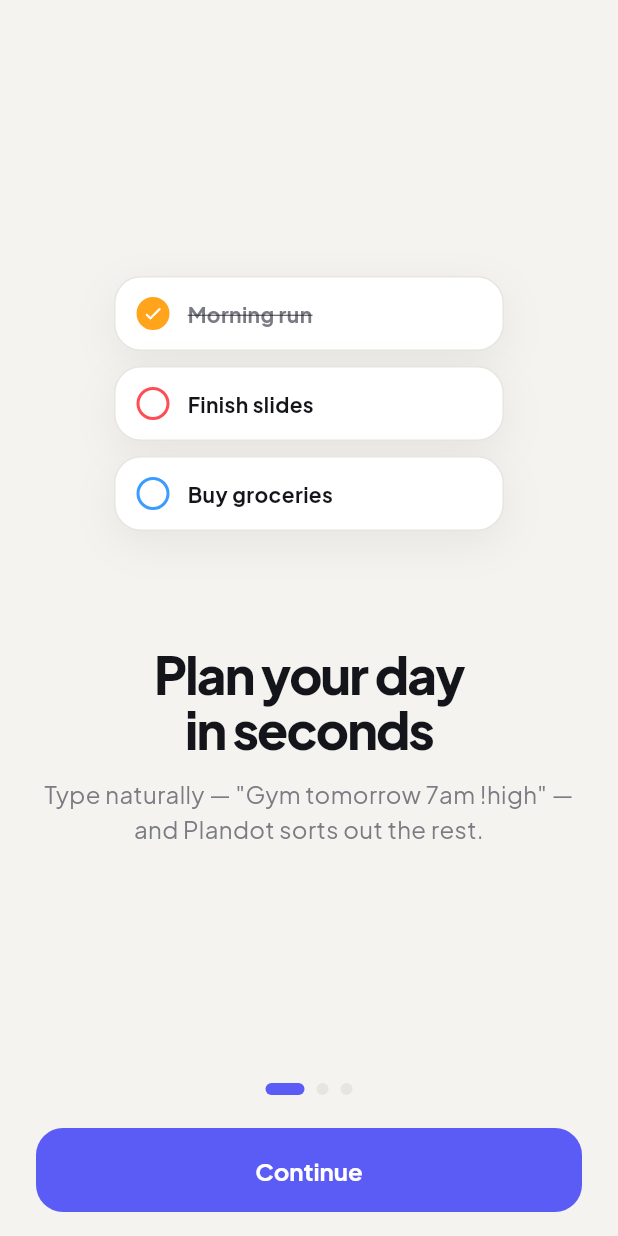
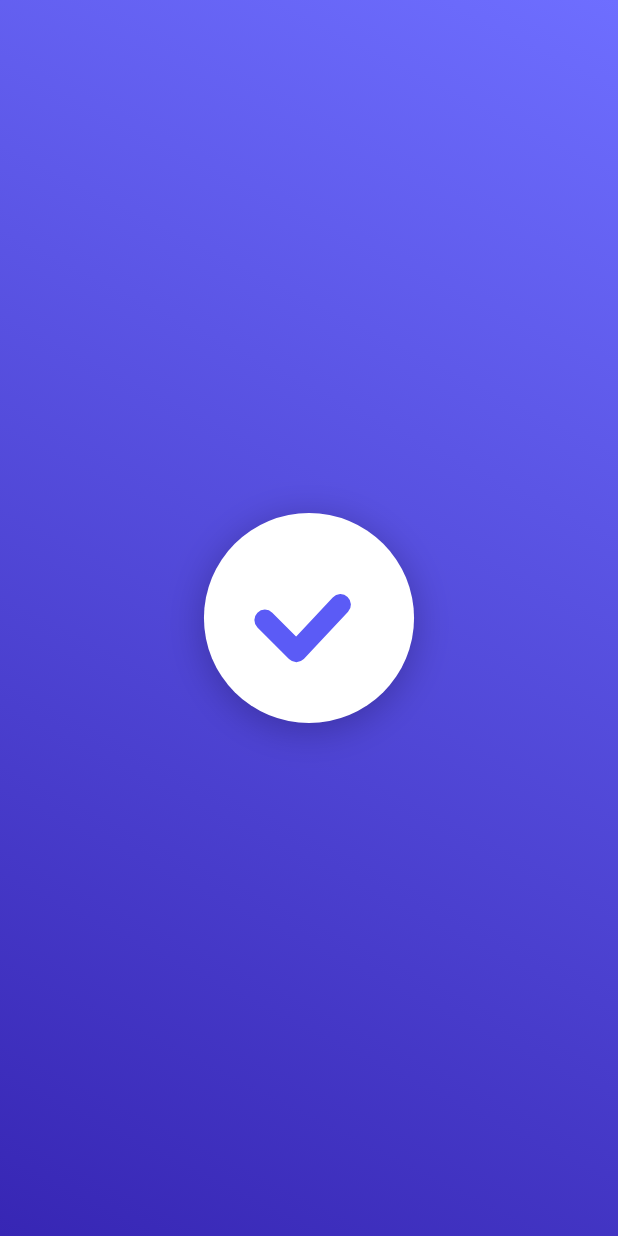
Before and after one commit to Swalih60/Plandot, a Flutter app: the first screen one second after launch, on a phone screen of 412 x 824 dp. Run offline on Flutter 3.47's test engine with Material 3 defaults, Android fonts, the phone set to English and light mode, and no system bars; our stand-ins replace cupertino_ui, file_picker, flutter_animate, flutter_local_notifications, flutter_timezone, material_ui and 2 more; missing offline and left inert: purchases_flutter.

Commit message:
Animated splash intro, adaptive and themed icons, distinct typography

```diff
--- a/lib/main.dart
+++ b/lib/main.dart
@@ -9,6 +9,7 @@ import 'services/reminders.dart';
 import 'ui/focus_screen.dart';
 import 'ui/home_screen.dart';
 import 'ui/onboarding_screen.dart';
+import 'ui/splash.dart';
 import 'ui/stats_screen.dart';
 import 'ui/task_editor.dart';
 import 'ui/theme.dart';
@@ -43,7 +44,8 @@ class _EditShotState extends State<_EditShot> {
   void initState() {
     super.initState();
     WidgetsBinding.instance.addPostFrameCallback(
-        (_) => showTaskEditor(context, task: widget.task, day: widget.day));
+      (_) => showTaskEditor(context, task: widget.task, day: widget.day),
+    );
   }
 
   @override
@@ -76,7 +78,8 @@ class TicklistApp extends StatelessWidget {
       child: Consumer2<TaskStore, ProService>(
         builder: (context, s, p, _) {
           // Premium themes fall back to the default if Pro lapses.
-          final accent = accents[p.isPro ? s.accent.clamp(0, accents.length - 1) : 0].$2;
+          final accent =
+              accents[p.isPro ? s.accent.clamp(0, accents.length - 1) : 0].$2;
           return MaterialApp(
             title: AppConfig.appName,
             debugShowCheckedModeBanner: false,
@@ -87,12 +90,16 @@ class TicklistApp extends StatelessWidget {
               AppThemeMode.light => ThemeMode.light,
               AppThemeMode.dark => ThemeMode.dark,
             },
-            home: _shotScreen(s) ?? AnimatedSwitcher(
-              duration: const Duration(milliseconds: 500),
-              child: s.onboarded
-                  ? const HomeScreen(key: ValueKey('home'))
-                  : const OnboardingScreen(key: ValueKey('onboarding')),
-            ),
+            home:
+                _shotScreen(s) ??
+                SplashGate(
+                  child: AnimatedSwitcher(
+                    duration: const Duration(milliseconds: 500),
+                    child: s.onboarded
+                        ? const HomeScreen(key: ValueKey('home'))
+                        : const OnboardingScreen(key: ValueKey('onboarding')),
+                  ),
+                ),
           );
         },
       ),
--- /dev/null
+++ b/lib/ui/splash.dart
@@ -0,0 +1,230 @@
+import 'dart:math' as math;
+
+import 'package:flutter/services.dart';
+import 'package:material_ui/material_ui.dart';
+
+/// Animated intro shown once per launch, right after the native splash.
+/// The white dot springs in, the tick draws itself, the red dot drops in
+/// with a bounce, the name slides up, then the white circle expands to fill
+/// the screen and dissolves into the app underneath.
+class SplashGate extends StatefulWidget {
+  const SplashGate({super.key, required this.child});
+  final Widget child;
+
+  @override
+  State<SplashGate> createState() => _SplashGateState();
+}
+
+class _SplashGateState extends State<SplashGate>
+    with SingleTickerProviderStateMixin {
+  late final AnimationController _c = AnimationController(
+    vsync: this,
+    duration: const Duration(milliseconds: 2200),
+  );
+  bool _done = false;
+
+  @override
+  void initState() {
+    super.initState();
+    _c.addStatusListener((s) {
+      if (s == AnimationStatus.completed && mounted) {
+        setState(() => _done = true);
+      }
+    });
+    WidgetsBinding.instance.addPostFrameCallback((_) {
+      if (!mounted) return;
+      if (MediaQuery.disableAnimationsOf(context)) {
+        setState(() => _done = true);
+      } else {
+        _c.forward();
+        Future.delayed(
+          const Duration(milliseconds: 700),
+          () => HapticFeedback.mediumImpact(),
+        );
+      }
+    });
+  }
+
+  @override
+  void dispose() {
+    _c.dispose();
+    super.dispose();
+  }
+
+  @override
+  Widget build(BuildContext context) {
+    return Stack(
+      fit: StackFit.expand,
+      children: [
+        widget.child,
+        if (!_done)
+          AnimatedBuilder(
+            animation: _c,
+            builder: (context, _) => _SplashFrame(t: _c.value),
+          ),
+      ],
+    );
+  }
+}
+
+const _indigo = Color(0xFF5B5BF6);
+const _deep = Color(0xFF3726B4);
+const _coral = Color(0xFFFF4D57);
+
+double _iv(double t, double a, double b, [Curve c = Curves.linear]) =>
+    c.transform(((t - a) / (b - a)).clamp(0.0, 1.0));
+
+class _SplashFrame extends StatelessWidget {
+  const _SplashFrame({required this.t});
+  final double t;
+
+  @override
+  Widget build(BuildContext context) {
+    final size = MediaQuery.sizeOf(context);
+    final dot = math.min(size.width * 0.34, 150.0);
+    final textIn = _iv(t, 0.40, 0.60, Curves.easeOutCubic);
+    // Exit: circle grows to cover the screen, then everything fades.
+    final grow = _iv(t, 0.74, 0.92, Curves.easeInCubic);
+    final fade = _iv(t, 0.88, 1.0, Curves.easeOut);
+    final cover = math.sqrt(
+      size.width * size.width + size.height * size.height,
+    );
+    final scale = 1 + grow * (cover / dot);
+
+    return Opacity(
+      opacity: 1 - fade,
+      child: DecoratedBox(
+        decoration: const BoxDecoration(
+          gradient: LinearGradient(
+            begin: Alignment.topRight,
+            end: Alignment.bottomLeft,
+            colors: [Color(0xFF6E6EFF), _deep],
+          ),
+        ),
+        child: Stack(
+          children: [
+            Center(
+              child: SizedBox.square(
+                dimension: dot,
+                child: Transform.scale(
+                  scale: scale,
+                  child: CustomPaint(
+                    painter: _MarkPainter(t: t, hideMarks: grow > 0.05),
+                  ),
+                ),
+              ),
+            ),
+            Positioned(
+              left: 0,
+              right: 0,
+              top: size.height / 2 + dot / 2 + 40,
+              child: Opacity(
+                opacity: textIn * (1 - grow),
+                child: Transform.translate(
+                  offset: Offset(0, 20 * (1 - textIn)),
+                  child: Column(
+                    children: [
+                      const Text(
+                        'Plandot',
+                        style: TextStyle(
+                          fontFamily: 'Jakarta',
+                          fontSize: 36,
+                          fontWeight: FontWeight.w800,
+                          letterSpacing: -1,
+                          color: Colors.white,
+                          decoration: TextDecoration.none,
+                        ),
+                      ),
+                      const SizedBox(height: 6),
+                      Opacity(
+                        opacity: _iv(t, 0.50, 0.68),
+                        child: Text(
+                          'Plan your day. Focus on what matters.',
+                          style: TextStyle(
+                            fontFamily: 'Jakarta',
+                            fontSize: 15,
+                            fontWeight: FontWeight.w600,
+                            color: Colors.white.withValues(alpha: 0.78),
+                            decoration: TextDecoration.none,
+                          ),
+                        ),
+                      ),
+                    ],
+                  ),
+                ),
+              ),
+            ),
+          ],
+        ),
+      ),
+    );
+  }
+}
+
+class _MarkPainter extends CustomPainter {
+  _MarkPainter({required this.t, required this.hideMarks});
+  final double t;
+  final bool hideMarks;
+
+  @override
+  void paint(Canvas canvas, Size size) {
+    final r = size.width / 2;
+    final c = Offset(r, r);
+
+    // White dot springs in.
+    final pop = _iv(t, 0.0, 0.26, Curves.elasticOut);
+    if (pop <= 0) return;
+    canvas.drawCircle(
+      c + Offset(0, r * 0.06),
+      r * pop,
+      Paint()
+        ..color = const Color(0x55140A3C)
+        ..maskFilter = MaskFilter.blur(BlurStyle.normal, r * 0.18),
+    );
+    canvas.drawCircle(c, r * pop, Paint()..color = Colors.white);
+    if (hideMarks) return;
+
+    // Tick draws itself.
+    final draw = _iv(t, 0.18, 0.40, Curves.easeOutCubic);
+    if (draw > 0) {
+      final path = Path()
+        ..moveTo(c.dx - r * 0.42, c.dy + r * 0.02)
+        ..lineTo(c.dx - r * 0.12, c.dy + r * 0.32)
+        ..lineTo(c.dx + r * 0.46, c.dy - r * 0.30);
+      final m = path.computeMetrics().first;
+      canvas.drawPath(
+        m.extractPath(0, m.length * draw),
+        Paint()
+          ..color = _indigo
+          ..style = PaintingStyle.stroke
+          ..strokeWidth = r * 0.20
+          ..strokeCap = StrokeCap.round
+          ..strokeJoin = StrokeJoin.round,
+      );
+    }
+
+    // Red dot drops in with a bounce, with a little ring pulse on landing.
+    final drop = _iv(t, 0.30, 0.50, Curves.bounceOut);
+    if (drop > 0) {
+      final end = c + Offset(r * 0.80, -r * 0.80);
+      final pos = Offset(end.dx, end.dy - (1 - drop) * r * 1.4);
+      final ar = r * 0.24;
+      canvas.drawCircle(pos, ar + r * 0.05, Paint()..color = _indigo);
+      canvas.drawCircle(pos, ar, Paint()..color = _coral);
+      final ring = _iv(t, 0.44, 0.62);
+      if (ring > 0 && ring < 1) {
+        canvas.drawCircle(
+          end,
+          ar + r * 0.5 * ring,
+          Paint()
+            ..style = PaintingStyle.stroke
+            ..strokeWidth = r * 0.05 * (1 - ring)
+            ..color = Colors.white.withValues(alpha: 0.8 * (1 - ring)),
+        );
+      }
+    }
+  }
+
+  @override
+  bool shouldRepaint(_MarkPainter o) => o.t != t || o.hideMarks != hideMarks;
+}
```
Also changed, not shown: 1 other file.
